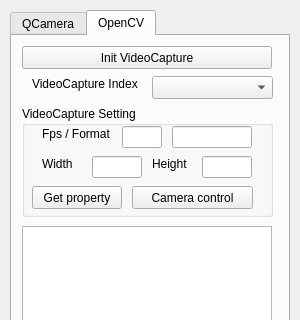
Before: the Qt Designer form cameracontroldialog.ui in immengineer/TegeViewer, drawn with Qt 5; both pictures show x 0 to 300 and y 0 to 320 of the 300 by 560 pixel window.
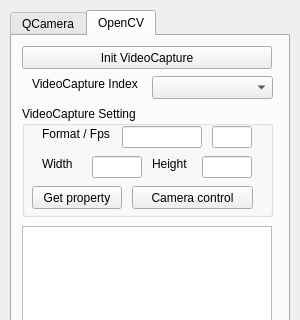
After: the same form once the commit is applied.

Diff of the .ui file:
```diff
--- a/cameracontroldialog.ui
+++ b/cameracontroldialog.ui
@@ -673,7 +673,7 @@
      <widget class="QLineEdit" name="lineEditFps">
       <property name="geometry">
        <rect>
-        <x>100</x>
+        <x>190</x>
         <y>20</y>
         <width>40</width>
         <height>22</height>
@@ -690,13 +690,13 @@
        </rect>
       </property>
       <property name="text">
-       <string>Fps / Format</string>
+       <string>Format / Fps</string>
       </property>
      </widget>
      <widget class="QLineEdit" name="lineEditFormat">
       <property name="geometry">
        <rect>
-        <x>150</x>
+        <x>100</x>
         <y>20</y>
         <width>80</width>
         <height>22</height>
```
Left out of the diff: 2 changed lines with no effect on the pictures.
